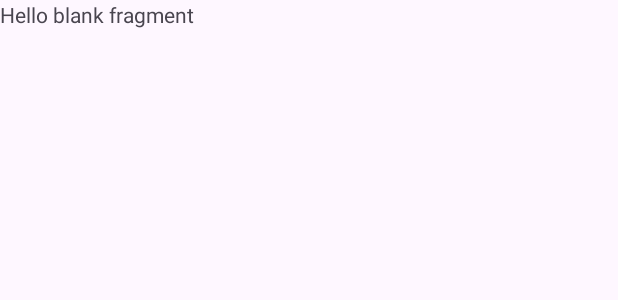
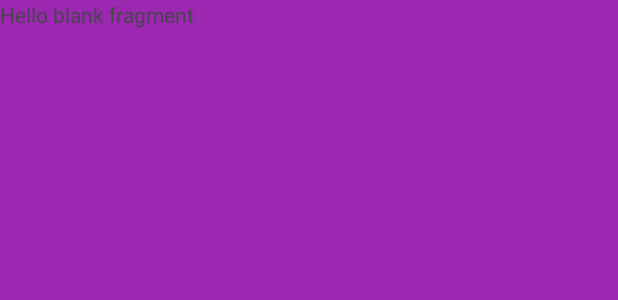
Before and after one commit to SousaNelson/Gym-Rat, an Android app: the layout fragment_location.xml on its own in the app's theme, with its tools: preview values and no code run, on a phone screen of 412 x 824 dp. Shown: the top 300 px of the screen. Run offline under Robolectric (Android 15) with nearby library versions, the phone set to English and light mode, and no system bars; Roboto replaces fonts that are not available here.

Commit message:
version 5

```diff
--- a/app/src/main/res/layout/fragment_location.xml
+++ b/app/src/main/res/layout/fragment_location.xml
@@ -9,6 +9,7 @@
     <TextView
         android:layout_width="match_parent"
         android:layout_height="match_parent"
+        android:background="#9C27B0"
         android:text="@string/hello_blank_fragment" />
 
 </FrameLayout>
--- a/app/src/main/res/layout/fragment_track.xml
+++ b/app/src/main/res/layout/fragment_track.xml
@@ -4,6 +4,7 @@
     xmlns:tools="http://schemas.android.com/tools"
     android:layout_width="match_parent"
     android:layout_height="match_parent"
+    android:background="#FFEB3B"
     tools:context=".TrackFragment">
 
     <androidx.constraintlayout.widget.ConstraintLayout
--- a/app/src/main/res/layout/fragment_train.xml
+++ b/app/src/main/res/layout/fragment_train.xml
@@ -3,6 +3,7 @@
     xmlns:tools="http://schemas.android.com/tools"
     android:layout_width="match_parent"
     android:layout_height="match_parent"
+    android:background="#03A9F4"
     tools:context=".TrainFragment">
 
     <!-- TODO: Update blank fragment layout -->
```
